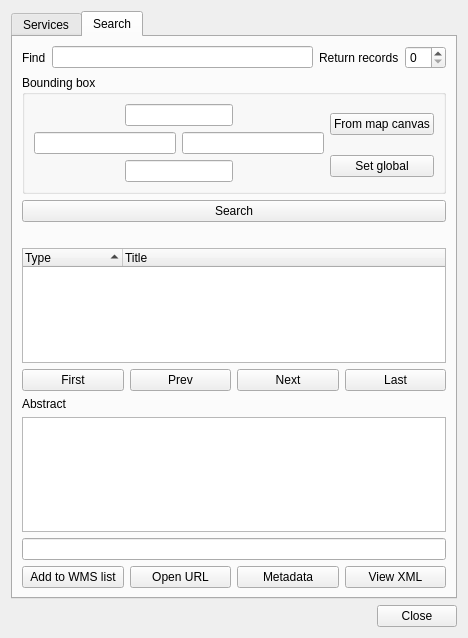
This is plugin/MetaSearch/ui/maindialog.ui in nextgis/qgis_cswclient as Qt 5 draws it before an edit. The edited form follows.
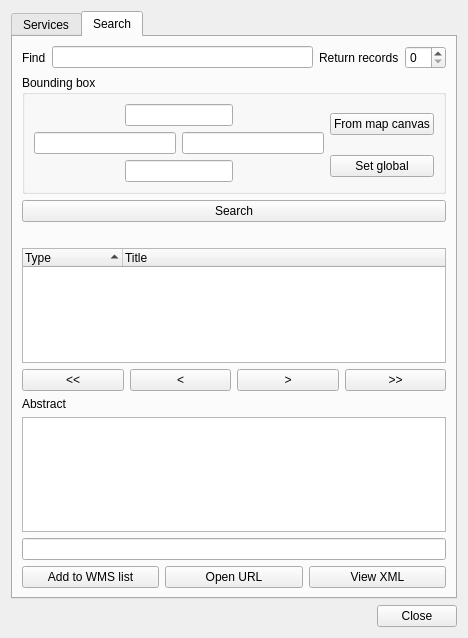
This is the edited form. The open tabs and pages were chosen to show the change.

Commit message: refactor identifier management, update nav arrows, remove Metadata button in lieu of double click

Patch:
```diff
--- a/plugin/MetaSearch/ui/maindialog.ui
+++ b/plugin/MetaSearch/ui/maindialog.ui
@@ -17,7 +17,7 @@
    <item>
     <widget class="QTabWidget" name="tabWidget">
      <property name="currentIndex">
-      <number>0</number>
+      <number>1</number>
      </property>
      <widget class="QWidget" name="tabServers">
       <attribute name="title">
@@ -266,28 +266,28 @@
          <item row="2" column="0">
           <widget class="QPushButton" name="btnFirst">
            <property name="text">
-            <string>First</string>
+            <string>&lt;&lt;</string>
            </property>
           </widget>
          </item>
          <item row="2" column="1">
           <widget class="QPushButton" name="btnPrev">
            <property name="text">
-            <string>Prev</string>
+            <string>&lt;</string>
            </property>
           </widget>
          </item>
          <item row="2" column="2">
           <widget class="QPushButton" name="btnNext">
            <property name="text">
-            <string>Next</string>
+            <string>&gt;</string>
            </property>
           </widget>
          </item>
          <item row="2" column="3">
           <widget class="QPushButton" name="btnLast">
            <property name="text">
-            <string>Last</string>
+            <string>&gt;&gt;</string>
            </property>
           </widget>
          </item>
@@ -295,17 +295,17 @@
        </item>
        <item>
         <layout class="QGridLayout" name="gridLayout_3">
-         <item row="0" column="0" colspan="4">
+         <item row="0" column="0" colspan="3">
           <widget class="QLabel" name="label_4">
            <property name="text">
             <string>Abstract</string>
            </property>
           </widget>
          </item>
-         <item row="1" column="0" colspan="4">
+         <item row="1" column="0" colspan="3">
           <widget class="QTextEdit" name="textAbstract"/>
          </item>
-         <item row="2" column="0" colspan="4">
+         <item row="2" column="0" colspan="3">
           <widget class="QLineEdit" name="leDataUrl"/>
          </item>
          <item row="3" column="0">
@@ -323,13 +323,6 @@
           </widget>
          </item>
          <item row="3" column="2">
-          <widget class="QPushButton" name="btnMetadata">
-           <property name="text">
-            <string>Metadata</string>
-           </property>
-          </widget>
-         </item>
-         <item row="3" column="3">
           <widget class="QPushButton" name="btnShowXml">
            <property name="text">
             <string>View XML</string>
```
The commit also changes 2 other files.
